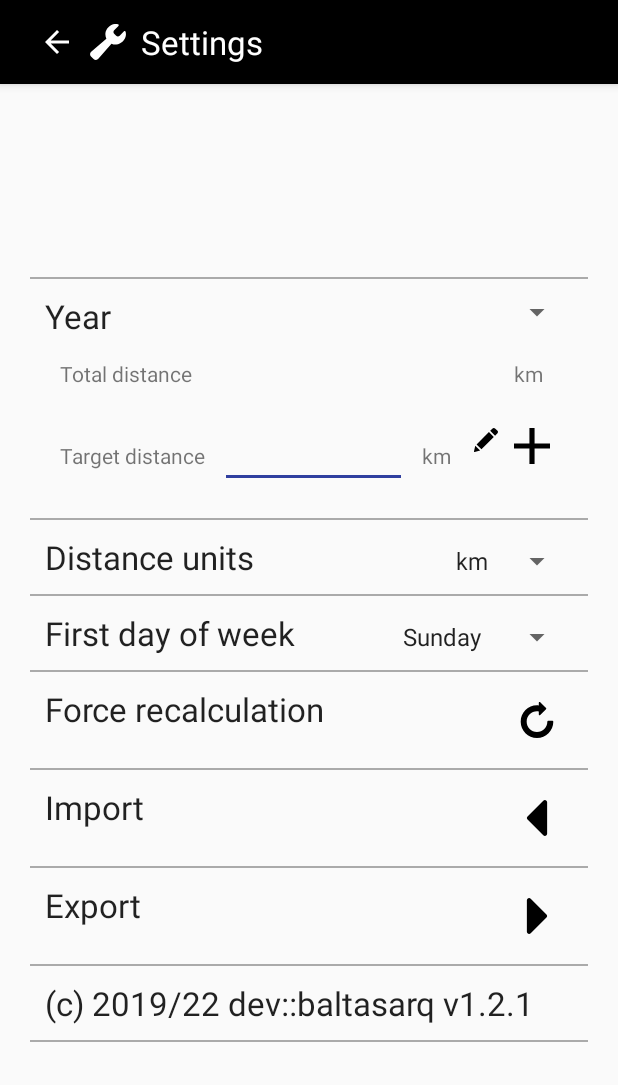
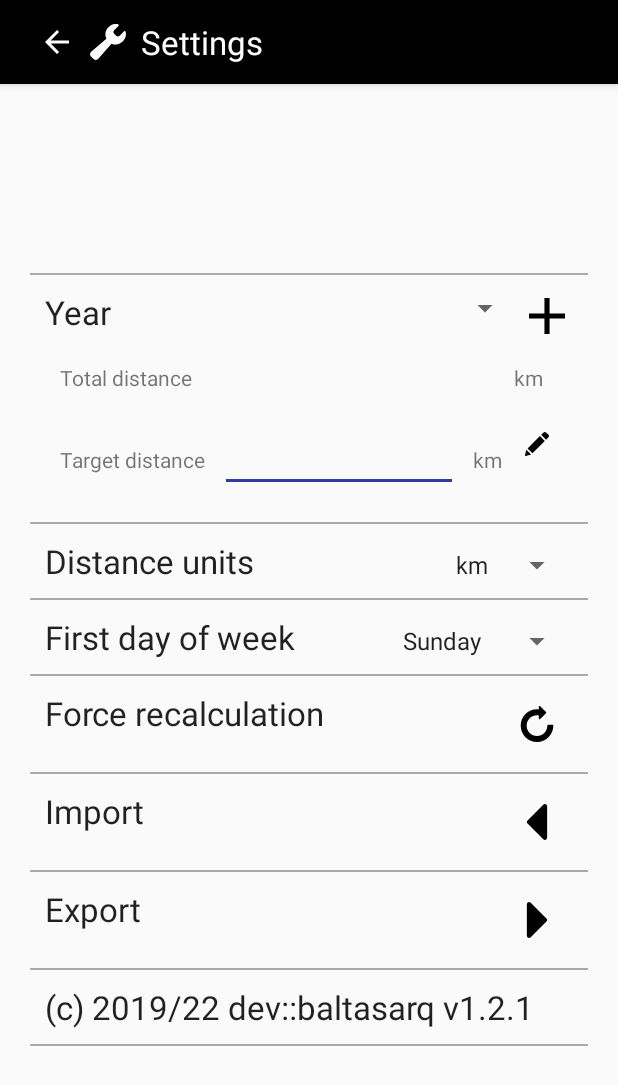
Before and after one commit to Baltasarq/nadamillas, an Android app: the SettingsActivity screen opened directly, with no data from a screen before it, on a phone screen of 412 x 824 dp. Shown: the top 1085 px of the screen. Run offline under Robolectric (Android 15) with nearby library versions, the phone set to English and light mode, and no system bars.

Commit message:
Changed position of 'new year' button so it is more intuitive

```diff
--- a/app/src/main/res/layout/activity_settings.xml
+++ b/app/src/main/res/layout/activity_settings.xml
@@ -92,6 +92,15 @@
                         android:gravity="end"
                         android:layout_width="wrap_content"
                         android:layout_height="wrap_content" />
+
+                    <ImageButton    android:id="@+id/btNewYear"
+                        android:padding="5dp"
+                        android:layout_gravity="end"
+                        app:srcCompat="@drawable/btn_add"
+                        android:layout_width="wrap_content"
+                        android:layout_height="wrap_content"
+                        android:contentDescription="@string/action_new"
+                        app:backgroundTint="#00000000" />
                 </LinearLayout>
 
                 <LinearLayout
@@ -159,15 +168,6 @@
                         android:layout_width="wrap_content"
                         android:layout_height="wrap_content"
                         android:contentDescription="@string/action_modify"
-                        app:backgroundTint="#00000000" />
-
-                    <ImageButton    android:id="@+id/btNewYear"
-                        android:padding="5dp"
-                        android:layout_gravity="end"
-                        app:srcCompat="@drawable/btn_add"
-                        android:layout_width="wrap_content"
-                        android:layout_height="wrap_content"
-                        android:contentDescription="@string/action_new"
                         app:backgroundTint="#00000000" />
                 </LinearLayout>
             </LinearLayout>
```
